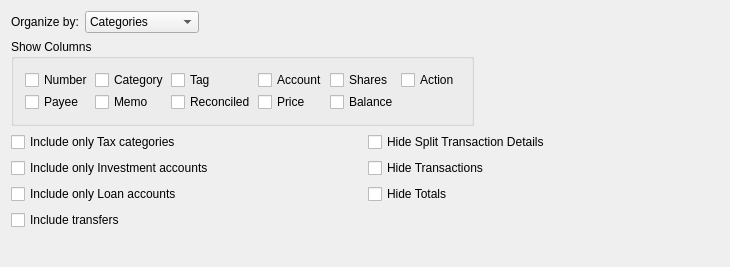
Old version of the form kmymoney/plugins/views/reports/reporttabrowcolquery.ui in the repository rhabacker/kmymoney.
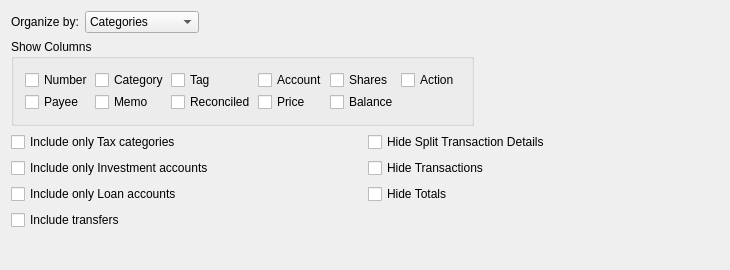
New version of the form. Custom widgets are drawn as their Qt base class.

```diff
--- a/kmymoney/plugins/views/reports/reporttabrowcolquery.ui
+++ b/kmymoney/plugins/views/reports/reporttabrowcolquery.ui
@@ -7,7 +7,7 @@
     <x>0</x>
     <y>0</y>
     <width>730</width>
-    <height>267</height>
+    <height>270</height>
    </rect>
   </property>
   <property name="sizePolicy">
```
Left out of the diff: 4 changed lines with no effect on the pictures.
